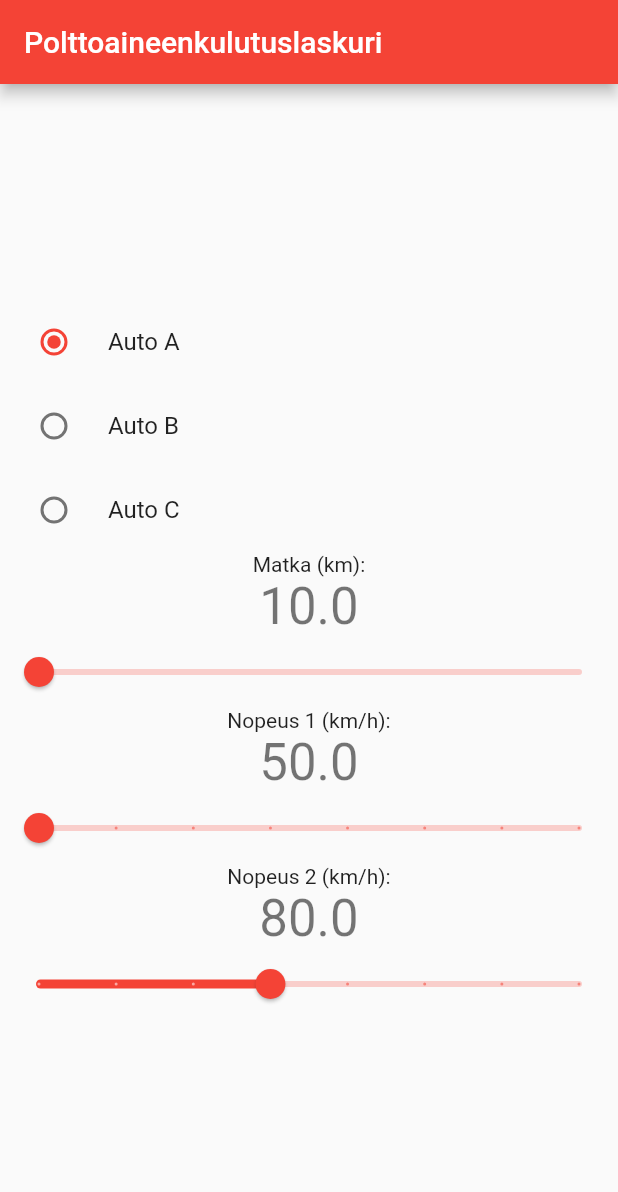
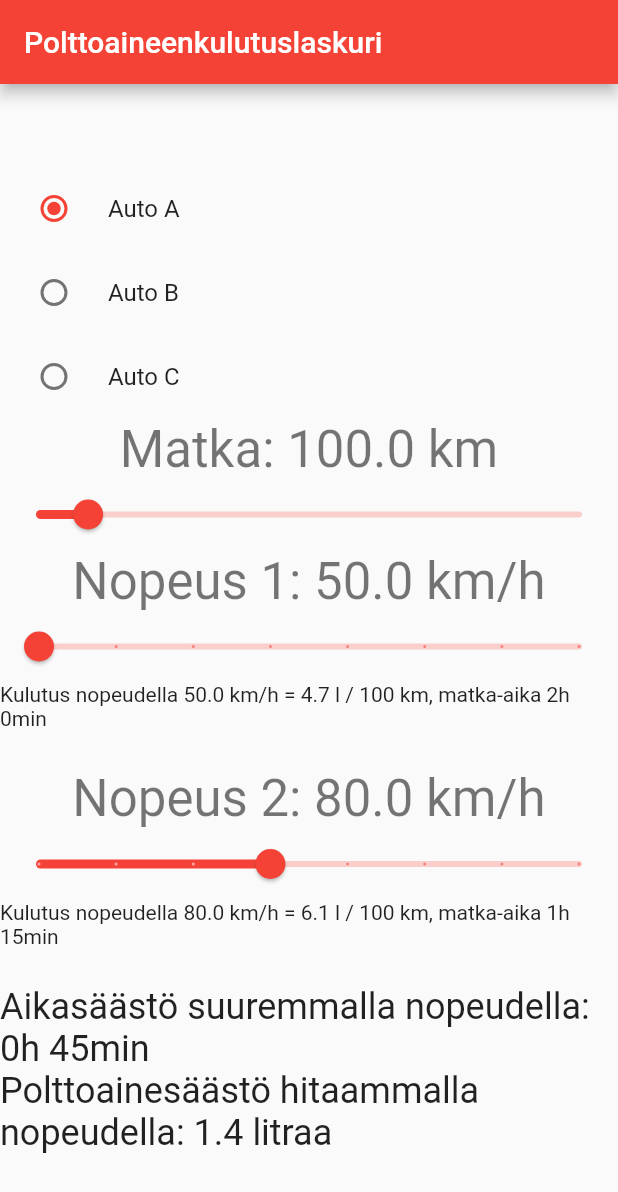
Before and after one commit to softrabbit/mileage, a Flutter app: the screen it shows after launch, on a phone screen of 412 x 824 dp. Shown: the top 1192 px of the screen. Run offline on Flutter 3.47's test engine with Material 2 defaults, Android fonts, the phone set to English and light mode, and no system bars.

Commit message:
Calculation of mileage and time/fuel savings works. Lots of polish could be applied, but call this a MVP.

```diff
--- a/lib/main.dart
+++ b/lib/main.dart
@@ -1,4 +1,5 @@
 import 'package:flutter/material.dart';
+import 'dart:math';
 
 void main() {
   runApp(MyApp());
@@ -11,15 +12,6 @@ class MyApp extends StatelessWidget {
     return MaterialApp(
       title: 'Polttoainelaskuri',
       theme: ThemeData(
-        // This is the theme of your application.
-        //
-        // Try running your application with "flutter run". You'll see the
-        // application has a blue toolbar. Then, without quitting the app, try
-        // changing the primarySwatch below to Colors.green and then invoke
-        // "hot reload" (press "r" in the console where you ran "flutter run",
-        // or simply save your changes to "hot reload" in a Flutter IDE).
-        // Notice that the counter didn't reset back to zero; the application
-        // is not restarted.
         primarySwatch: Colors.red,
       ),
       home: MyHomePage(title: 'Polttoaineenkulutuslaskuri'),
@@ -46,12 +38,37 @@ class MyHomePage extends StatefulWidget {
 }
 
 enum CarType { A, B, C }
+// Gasoline in liters per 100 km at 1 km/h
+var litersper100 = {
+  CarType.A: 3,
+  CarType.B: 3.5,
+  CarType.C: 4,
+};
+num getMileage(CarType? c, double speed) {
+  return litersper100[c]! * pow(1.009, speed - 1);
+}
+
+// Return travel time in minutes. Distance in km and speed in km/h
+int getTravelTime(num distance, num speed) {
+  return ((distance / speed) * 60).floor();
+}
+
+// Probably reinventing the wheel but it could maybe be
+// un-reinvented later
+String PrettyPrintMinutes(int t) {
+  int hours = (t / 60).floor();
+  int minutes = t - hours * 60;
+  return (t / 60).floor().toString() + "h " + minutes.toString() + "min";
+}
 
 class _MyHomePageState extends State<MyHomePage> {
-  double _distanceValue = 10;
+  // Initial values for inputs
+  double _distanceValue = 100;
   double _speed1Value = 50;
   double _speed2Value = 80;
+
   CarType? _selectedCar = CarType.A;
+  final TextStyle makeBold = TextStyle(fontWeight: FontWeight.bold);
 
   @override
   Widget build(BuildContext context) {
@@ -63,13 +80,15 @@ class _MyHomePageState extends State<MyHomePage> {
     // than having to individually change instances of widgets.
     return Scaffold(
       appBar: AppBar(
-        // Here we take the value from the MyHomePage object that was created by
-        // the App.build method, and use it to set our appbar title.
         title: Text(widget.title),
       ),
       body: Center(
         child: Column(
           mainAxisAlignment: MainAxisAlignment.center,
+          // This RadioList thing looks pretty ugly, but it looks
+          // like the most obvious ways to make it pretty are broken
+          // or too complex. (e.g. they won't work in a Row)
+          // Must revisit this later.
           children: <Widget>[
             RadioListTile<CarType>(
               title: const Text('Auto A'),
@@ -102,10 +121,7 @@ class _MyHomePageState extends State<MyHomePage> {
               },
             ),
             Text(
-              'Matka (km):',
-            ),
-            Text(
-              '$_distanceValue',
+              'Matka: $_distanceValue km',
               style: Theme.of(context).textTheme.headline4,
             ),
             Slider(
@@ -121,10 +137,7 @@ class _MyHomePageState extends State<MyHomePage> {
               value: _distanceValue,
             ),
             Text(
-              'Nopeus 1 (km/h):',
-            ),
-            Text(
-              '$_speed1Value',
+              'Nopeus 1: $_speed1Value km/h',
               style: Theme.of(context).textTheme.headline4,
             ),
             Slider(
@@ -139,11 +152,16 @@ class _MyHomePageState extends State<MyHomePage> {
               label: "Nopeus 1 (km/h)",
               value: _speed1Value,
             ),
-            Text(
-              'Nopeus 2 (km/h):',
+            Padding(
+              padding: EdgeInsets.only(bottom: 25.0),
+              child: Text('Kulutus nopeudella $_speed1Value km/h = ' +
+                  getMileage(_selectedCar, _speed1Value).toStringAsFixed(1) +
+                  " l / 100 km, matka-aika " +
+                  PrettyPrintMinutes(
+                      getTravelTime(_distanceValue, _speed1Value))),
             ),
             Text(
-              '$_speed2Value',
+              'Nopeus 2: $_speed2Value km/h',
               style: Theme.of(context).textTheme.headline4,
             ),
             Slider(
@@ -157,7 +175,37 @@ class _MyHomePageState extends State<MyHomePage> {
               divisions: 7,
               label: "Nopeus 2 (km/h)",
               value: _speed2Value,
-            )
+            ),
+            Padding(
+              padding: EdgeInsets.only(bottom: 25.0),
+              child: Text('Kulutus nopeudella $_speed2Value km/h = ' +
+                  getMileage(_selectedCar, _speed2Value).toStringAsFixed(1) +
+                  " l / 100 km, matka-aika " +
+                  PrettyPrintMinutes(
+                      getTravelTime(_distanceValue, _speed2Value))),
+            ),
+            Text(
+                'Aikasäästö suuremmalla nopeudella: ' +
+                    PrettyPrintMinutes(
+                        (getTravelTime(_distanceValue, _speed1Value) -
+                                getTravelTime(_distanceValue, _speed2Value))
+                            .abs()),
+                style: Theme.of(context)
+                    .textTheme
+                    .headline5 // .merge(makeBold?) but I can't figure this out ATM
+                ),
+            Text(
+                'Polttoainesäästö hitaammalla nopeudella: ' +
+                    ((getMileage(_selectedCar, _speed1Value) -
+                                    getMileage(_selectedCar, _speed2Value))
+                                .abs() *
+                            _distanceValue /
+                            100)
+                        .toStringAsFixed(1) +
+                    " litraa",
+                style:
+                    Theme.of(context).textTheme.headline5 // .merge(makeBold?)
+                ),
           ],
         ),
       ),
```
